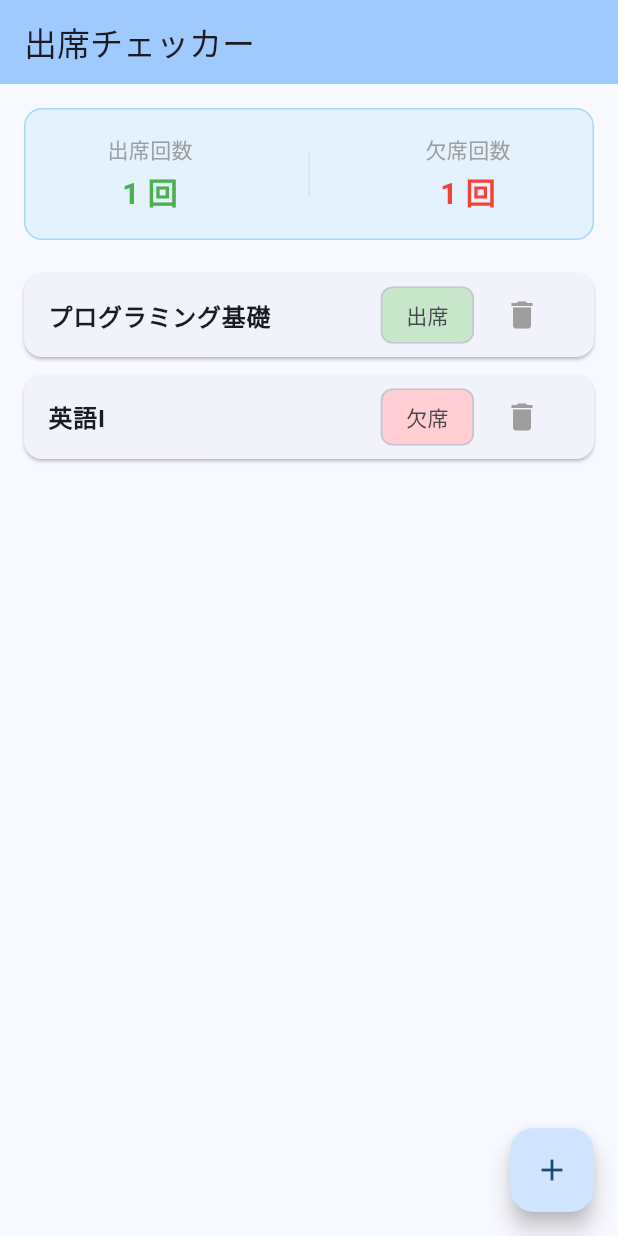
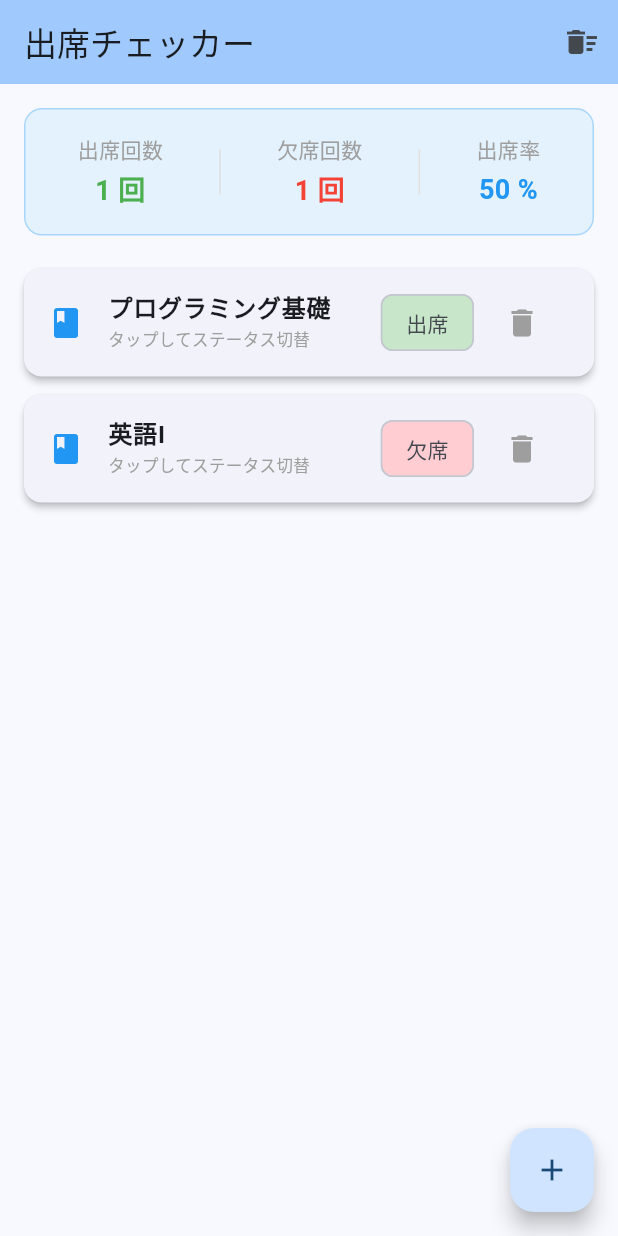
Before and after one commit to kato-t2506-stack/syu_app, a Flutter app: the screen it shows after launch, on a phone screen of 412 x 824 dp. Run offline on Flutter 3.47's test engine with Material 3 defaults, Android fonts, the phone set to English and light mode, and no system bars; our stand-ins replace shared_preferences.

Commit message:
feat: 出席率計算、一括削除、タップ切替、アイコンを追加した完全版

```diff
--- a/lib/main.dart
+++ b/lib/main.dart
@@ -75,9 +75,26 @@ class _AttendanceHomeScreenState extends State<AttendanceHomeScreen> {
     await _saveData();
   }
 
+  // 全データ一括削除
+  Future<void> _clearAllData() async {
+    setState(() {
+      _attendanceList.clear();
+    });
+    await _saveData();
+  }
+
+  // タップで出席・欠席を切り替える機能
+  Future<void> _toggleStatus(int index) async {
+    setState(() {
+      final currentStatus = _attendanceList[index]['status'];
+      _attendanceList[index]['status'] = (currentStatus == '出席') ? '欠席' : '出席';
+    });
+    await _saveData();
+  }
+
   @override
   Widget build(BuildContext context) {
-    // ★追加：出席と欠席の回数を自動で数える集計ロジック
+    // 集計ロジック
     int presentCount = 0;
     int absentCount = 0;
     for (var item in _attendanceList) {
@@ -88,16 +105,48 @@ class _AttendanceHomeScreenState extends State<AttendanceHomeScreen> {
       }
     }
 
+    int totalCount = presentCount + absentCount;
+    int attendanceRate = totalCount > 0 ? ((presentCount / totalCount) * 100).round() : 0;
+
     return Scaffold(
       appBar: AppBar(
         title: const Text('出席チェッカー'),
         backgroundColor: Theme.of(context).colorScheme.inversePrimary,
+        actions: [
+          // 全データ削除ボタン
+          IconButton(
+            icon: const Icon(Icons.delete_sweep),
+            tooltip: 'すべて削除',
+            onPressed: () {
+              showDialog(
+                context: context,
+                builder: (context) => AlertDialog(
+                  title: const Text('確認'),
+                  content: const Text('すべてのデータを削除してもよろしいですか？'),
+                  actions: [
+                    TextButton(
+                      onPressed: () => Navigator.pop(context),
+                      child: const Text('キャンセル'),
+                    ),
+                    TextButton(
+                      onPressed: () {
+                        _clearAllData();
+                        Navigator.pop(context);
+                      },
+                      child: const Text('削除する', style: TextStyle(color: Colors.red)),
+                    ),
+                  ],
+                ),
+              );
+            },
+          ),
+        ],
       ),
       body: _isLoading
           ? const Center(child: CircularProgressIndicator())
           : Column(
               children: [
-                // ★追加：出席・欠席の集計を表示するカード
+                // 集計＆出席率カード
                 Container(
                   padding: const EdgeInsets.all(16),
                   margin: const EdgeInsets.all(16),
@@ -106,14 +155,16 @@ class _AttendanceHomeScreenState extends State<AttendanceHomeScreen> {
                     borderRadius: BorderRadius.circular(12),
                     border: Border.all(color: Colors.blue.withOpacity(0.3)),
                   ),
-                  child: Row(
+                  child: Column(
+                    children: [
+                      Row(
                         mainAxisAlignment: MainAxisAlignment.spaceAround,
                         children: [
                           Column(
                             children: [
                               const Text('出席回数', style: TextStyle(color: Colors.grey, fontSize: 14)),
                               const SizedBox(height: 4),
-                          Text('$presentCount 回', style: const TextStyle(fontSize: 20, fontWeight: FontWeight.bold, color: Colors.green)),
+                              Text('$presentCount 回', style: const TextStyle(fontSize: 18, fontWeight: FontWeight.bold, color: Colors.green)),
                             ],
                           ),
                           Container(height: 30, width: 1, color: Colors.grey[300]),
@@ -121,7 +172,17 @@ class _AttendanceHomeScreenState extends State<AttendanceHomeScreen> {
                             children: [
                               const Text('欠席回数', style: TextStyle(color: Colors.grey, fontSize: 14)),
                               const SizedBox(height: 4),
-                          Text('$absentCount 回', style: const TextStyle(fontSize: 20, fontWeight: FontWeight.bold, color: Colors.red)),
+                              Text('$absentCount 回', style: const TextStyle(fontSize: 18, fontWeight: FontWeight.bold, color: Colors.red)),
+                            ],
+                          ),
+                          Container(height: 30, width: 1, color: Colors.grey[300]),
+                          Column(
+                            children: [
+                              const Text('出席率', style: TextStyle(color: Colors.grey, fontSize: 14)),
+                              const SizedBox(height: 4),
+                              Text('$attendanceRate %', style: const TextStyle(fontSize: 18, fontWeight: FontWeight.bold, color: Colors.blue)),
+                            ],
+                          ),
                         ],
                       ),
                     ],
@@ -142,12 +203,17 @@ class _AttendanceHomeScreenState extends State<AttendanceHomeScreen> {
                             final item = _attendanceList[index];
                             final isPresent = item['status'] == '出席';
                             return Card(
+                              elevation: 2,
                               margin: const EdgeInsets.symmetric(horizontal: 16, vertical: 6),
                               child: ListTile(
+                                leading: const Icon(Icons.book, color: Colors.blue),
                                 title: Text(
                                   item['title']!,
                                   style: const TextStyle(fontWeight: FontWeight.bold),
                                 ),
+                                subtitle: const Text('タップしてステータス切替', style: TextStyle(fontSize: 11, color: Colors.grey)),
+                                // タップで切り替えられるようにする
+                                onTap: () => _toggleStatus(index),
                                 trailing: Row(
                                   mainAxisSize: MainAxisSize.min,
                                   children: [
```
Lines whose indentation alone changed are shown as unchanged.
